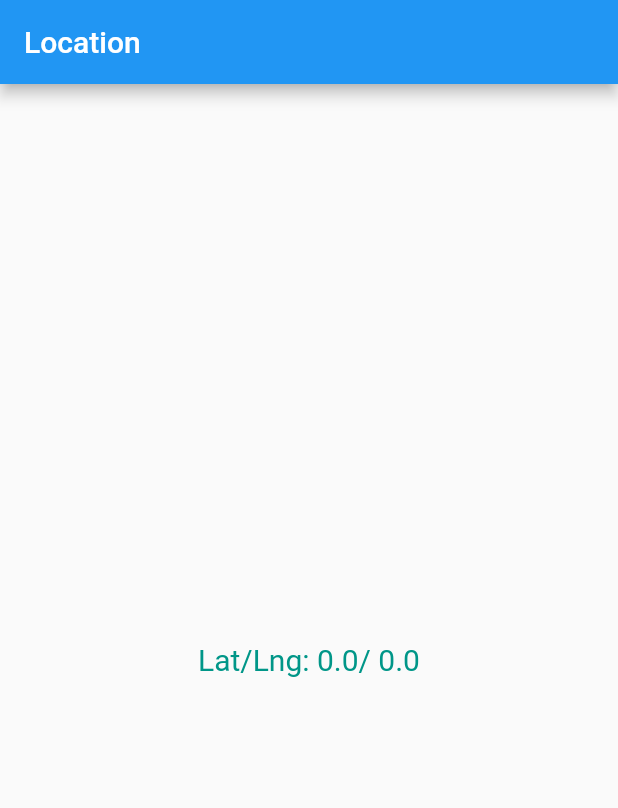
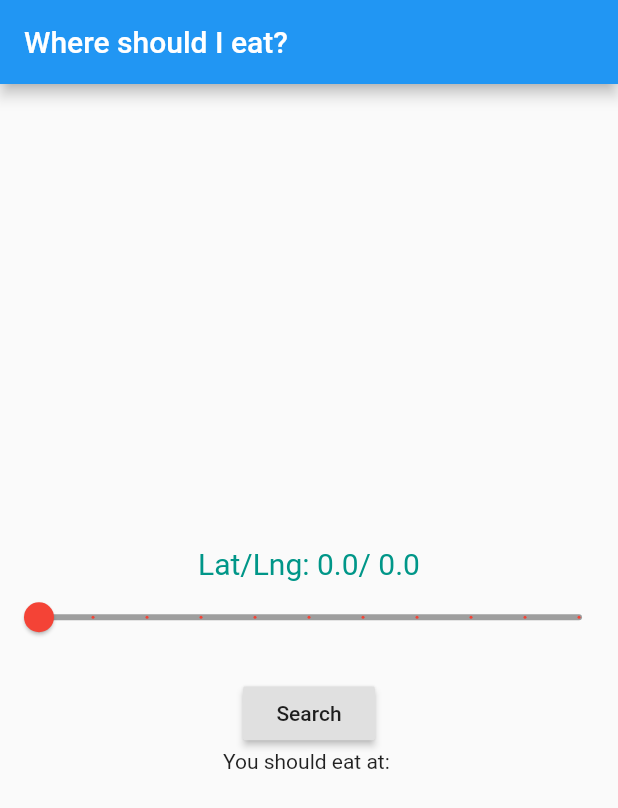
Before and after one commit to gosulap/Restaurant-Randomizer, a Flutter app: the screen it shows after launch, on a phone screen of 412 x 824 dp. Shown: the top 808 px of the screen. Run offline on Flutter 3.47's test engine with Material 2 defaults, Android fonts, the phone set to English and light mode, and no system bars; our stand-ins replace dio, location; network calls fail; statements that could not run were skipped.

Commit message:
location working sort of

```diff
--- a/rr/lib/main.dart
+++ b/rr/lib/main.dart
@@ -2,6 +2,7 @@ import 'package:flutter/material.dart';
 import 'dart:async';
 import 'package:location/location.dart';
 import 'package:flutter/services.dart' ;
+import 'package:dio/dio.dart';
 
 
 void main() => runApp(MyApp());
@@ -13,12 +14,21 @@ class MyApp extends StatefulWidget{
 }
 
 class MyAppState extends State<MyApp>{
+
+  // vars for the location
   Map<String,double> currentLocation = new Map();
   StreamSubscription<Map<String,double>> locationSubscription;
-
   Location location = new Location();
   String error;
 
+  // vars for the first slider
+  double distance = 1.0;
+  String distanceMessage = "";
+
+  // string for the final answer
+  String goHere = "";
+
+  // sets up the state with the current location
   @override
   void initState(){
     super.initState();
@@ -32,19 +42,51 @@ class MyAppState extends State<MyApp>{
         currentLocation = result;
       });
     });
-    print(currentLocation['latitude']);
+  }
+
+  @override
+  void didChangeDependencies() async {
+    super.didChangeDependencies();
+    print(await searchNearBy('bagel'));
+  }
+
+  Future<List<String>> searchNearBy(String keyword) async {
+    var dio = Dio();
+    var url = "https://maps.googleapis.com/maps/api/place/nearbysearch/json";
+    var parameters = {
+      'key' : "AIzaSyA6LYlJFjgHgaftXDrKNkrmcjJWzyU4Rfg",
+      'location': "40.748445, -73.9878531",
+      'radius': '8000',
+      'keyword': keyword
+    };
+
+    var response = await dio.get(url, data:parameters);
+    return response.data['results'].map<String>((result) => result['name'].toString()).toList();
   }
 
   @override
   Widget build(BuildContext context) {
     return new MaterialApp(
       home: new Scaffold(
-        appBar: new AppBar(title: Text("Location")),
+        appBar: new AppBar(title: Text("Where should I eat?")),
         body:Center(
           child:Column(
             mainAxisAlignment: MainAxisAlignment.center,
             children: <Widget>[
-              Text("Lat/Lng: ${currentLocation['latitude']}/ ${currentLocation['longitude']}", style: TextStyle(fontSize: 20.0, color: Colors.teal),)
+              Text("Lat/Lng: ${currentLocation['latitude']}/ ${currentLocation['longitude']}", style: TextStyle(fontSize: 20.0, color: Colors.teal),),
+              Slider(
+                value: distance,
+                onChanged: (double e) => changed(e),
+                activeColor: Colors.red,
+                inactiveColor: Colors.grey,
+                divisions: 10,
+                label: "Slider",
+                max: 10.0,
+                min: 1.0
+              ),
+              Text(distanceMessage),
+              RaisedButton(child:Text("Search"),onPressed: findFood,),
+              Text("You should eat at: ${goHere}"),
             ],
           )
         )
@@ -52,7 +94,23 @@ class MyAppState extends State<MyApp>{
     );
   }
 
+  void changed(e){
+    setState(() {
+      distance = e;
+
+      distanceMessage = "Distance: ${e.toString()} miles";
+    });
+  }
+
+  void findFood(){
+    // in here call the api and choose a random place
+    setState(() {
+     goHere = "Here" ;
+    });
+  }
+
   void initPlatformState() async{
+    // gets permissions for locations
     Map<String,double> myLocation;
     try{
       myLocation = await location.getLocation();
--- a/rr/pubspec.yaml
+++ b/rr/pubspec.yaml
@@ -24,6 +24,7 @@ dependencies:
   # Use with the CupertinoIcons class for iOS style icons.
   cupertino_icons: ^0.1.2
   location: ^1.3.4
+  dio: ^1.0.13
 
 dev_dependencies:
   flutter_test:
```
Also changed, not shown: rr/pubspec.lock.
